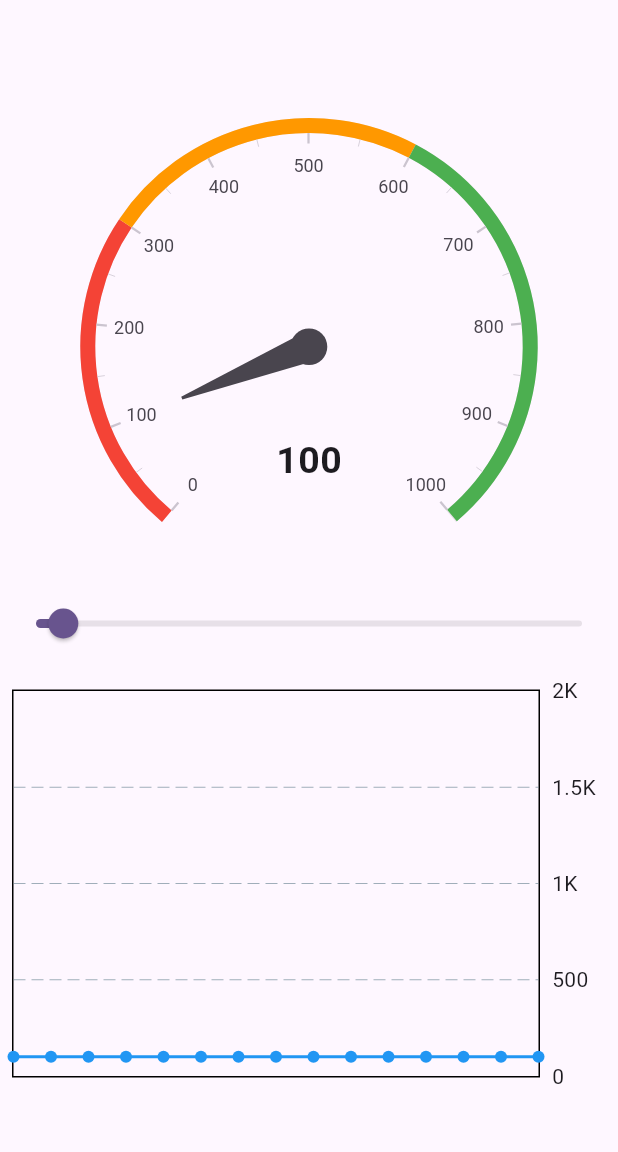
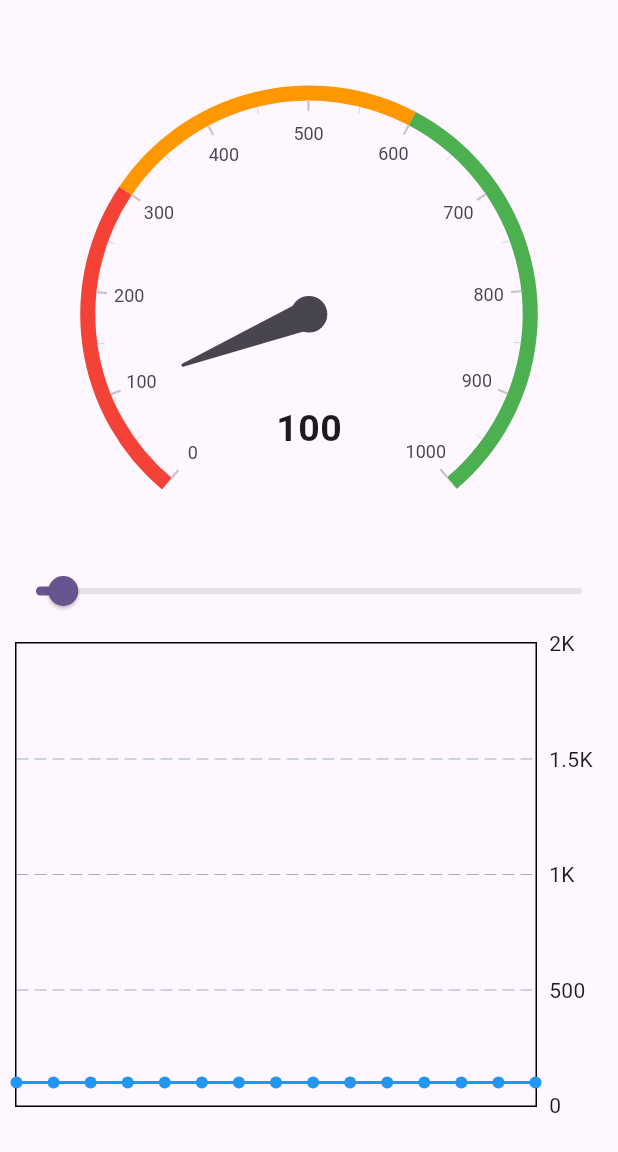
Before and after one commit to fdg2425/fdg_lux_meter, a Flutter app: the screen it shows after launch, on a phone screen of 412 x 824 dp, the part 84-1236 px from its top. Run offline on Flutter 3.47's test engine with Material 3 defaults, Android fonts, the phone set to English and light mode, and no system bars; drawn by our look-alikes of fl_chart, syncfusion_flutter_gauges; missing offline and left inert: light.

Commit message:
use Expanded around luxChart instead of AspectRatio inside LuxChart to avoid overflow at the bottom on Chrome

```diff
--- a/lib/lux_chart.dart
+++ b/lib/lux_chart.dart
@@ -42,14 +42,11 @@ class _LuxChartState extends State<LuxChart> {
   @override
   Widget build(BuildContext context) {
     return luxPoints.isNotEmpty
-        ? Column(
-            mainAxisAlignment: MainAxisAlignment.center,
-            children: [
-              const SizedBox(height: 12),
-              AspectRatio(
-                aspectRatio: 1.5,
-                child: Padding(
-                  padding: const EdgeInsets.all(8),
+        ?
+          // With a Column around the Padding the Expanded in main did not work -> chart was not shown ?!
+          // Therefore I deleted the Column here
+          Padding(
+            padding: const EdgeInsets.fromLTRB(10, 10, 10, 30),
             child: LineChart(
               LineChartData(
                 minY: 0,
@@ -58,10 +55,7 @@ class _LuxChartState extends State<LuxChart> {
                 maxX: luxPoints.last.x,
                 lineTouchData: const LineTouchData(enabled: false),
                 clipData: const FlClipData.all(),
-                      gridData: const FlGridData(
-                        show: true,
-                        drawVerticalLine: false,
-                      ),
+                gridData: const FlGridData(show: true, drawVerticalLine: false),
                 borderData: FlBorderData(show: true),
                 lineBarsData: [luxLine(luxPoints)],
                 titlesData: const FlTitlesData(
@@ -78,9 +72,6 @@ class _LuxChartState extends State<LuxChart> {
                 ),
               ),
             ),
-                ),
-              ),
-            ],
           )
         : Container();
   }
--- a/lib/main.dart
+++ b/lib/main.dart
@@ -91,6 +91,7 @@ class MyHomePageState extends State<MyHomePage> {
         child: Column(
           mainAxisAlignment: MainAxisAlignment.center,
           children: <Widget>[
+            SizedBox(height: 20),
             _getRadialGauge(),
             Slider(
               min: 0,
@@ -102,7 +103,7 @@ class MyHomePageState extends State<MyHomePage> {
                 });
               },
             ),
-            LuxChart(homePageState: this),
+            Expanded(child: LuxChart(homePageState: this)),
           ],
         ),
       ),
```
Lines whose indentation alone changed are shown as unchanged.
